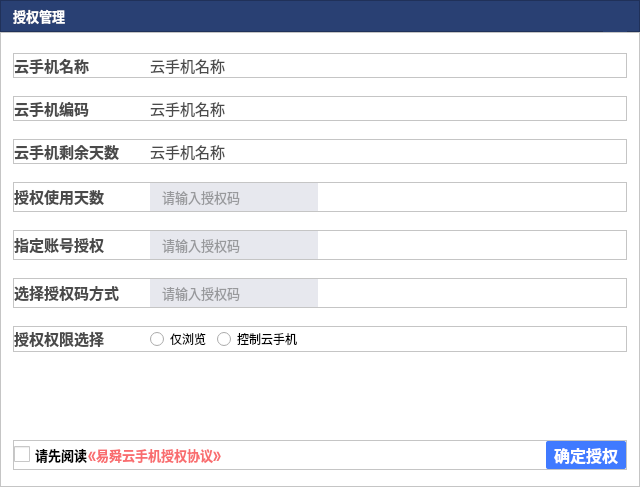
The window that addauthorizationdialog.ui (ZhouMei20220810/TEST) describes before a commit, drawn with Qt 5.
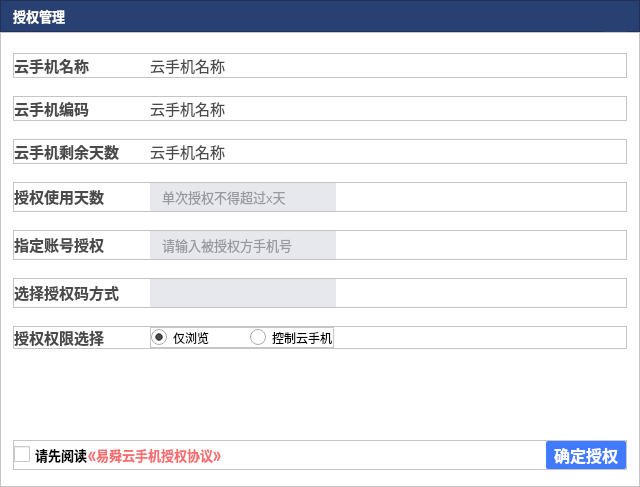
The same window after the commit. Icons and pictures are not drawn.

Commit message: 备份UI

Patch:
```diff
--- a/addauthorizationdialog.ui
+++ b/addauthorizationdialog.ui
@@ -670,13 +670,13 @@
           <widget class="QLineEdit" name="lineEditAuthorCode">
            <property name="minimumSize">
             <size>
-             <width>168</width>
+             <width>186</width>
              <height>28</height>
             </size>
            </property>
            <property name="maximumSize">
             <size>
-             <width>168</width>
+             <width>186</width>
              <height>28</height>
             </size>
            </property>
@@ -695,7 +695,7 @@
             <enum>QLineEdit::Normal</enum>
            </property>
            <property name="placeholderText">
-            <string>请输入授权码</string>
+            <string>单次授权不得超过x天</string>
            </property>
           </widget>
          </item>
@@ -768,13 +768,13 @@
           <widget class="QLineEdit" name="lineEditAuthorCode_2">
            <property name="minimumSize">
             <size>
-             <width>168</width>
+             <width>186</width>
              <height>28</height>
             </size>
            </property>
            <property name="maximumSize">
             <size>
-             <width>168</width>
+             <width>186</width>
              <height>28</height>
             </size>
            </property>
@@ -793,7 +793,7 @@
             <enum>QLineEdit::Normal</enum>
            </property>
            <property name="placeholderText">
-            <string>请输入授权码</string>
+            <string>请输入被授权方手机号</string>
            </property>
           </widget>
          </item>
@@ -822,6 +822,9 @@
          <enum>QFrame::Raised</enum>
         </property>
         <layout class="QHBoxLayout" name="horizontalLayout_8">
+         <property name="spacing">
+          <number>6</number>
+         </property>
          <property name="leftMargin">
           <number>0</number>
          </property>
@@ -863,35 +866,63 @@
           </widget>
          </item>
          <item>
-          <widget class="QLineEdit" name="lineEditAuthorCode_3">
+          <widget class="QComboBox" name="comboBoxMethod">
            <property name="minimumSize">
             <size>
-             <width>168</width>
+             <width>186</width>
              <height>28</height>
             </size>
            </property>
            <property name="maximumSize">
             <size>
-             <width>168</width>
+             <width>186</width>
              <height>28</height>
             </size>
            </property>
            <property name="font">
             <font>
-             <pointsize>10</pointsize>
+             <pointsize>9</pointsize>
             </font>
            </property>
            <property name="styleSheet">
-            <string notr="true">border:none;
-color:#FF4A4A4A;
-background-color: #FFE7E8EE;
-padding-left:10px;</string>
-           </property>
-           <property name="echoMode">
-            <enum>QLineEdit::Normal</enum>
-           </property>
-           <property name="placeholderText">
-            <string>请输入授权码</string>
+            <string notr="true">QComboBox{
+background-color:#E7E8EE;
+border:none;
+}
+
+QComboBox::down-arrow {
+	image: url(:/login/resource/login/ico_down.png);
+	height:30px;width:15px;
+background-color:#E7E8EE;
+border:none;
+} 
+QComboBox::drop-down{
+	border:none;
+padding-right:5px;
+	background-color: rgba(255, 255, 255, 0);
+} 
+QComboBox QAbstractItemView
+{
+	background:#FFFFFFFF;
+	border:1px solid rgba(228,228,228,1);
+	border-radius:0px 0px 5px 5px;
+	font-size:14px;
+	outline:0px;
+}
+QComboBox QAbstractItemView::item{
+	height:36px;
+	color:#FF666666;
+	padding-left:9px;
+	background-color:#FFFFFFFF;
+}
+QComboBox QAbstractItemView::item:hover{
+	color:#FFFFFFFF;
+	background-color:#FF409CE1;
+}
+QComboBox QAbstractItemView::item:selected{
+	color:#FFFFFFFF;
+	background-color:#FF409CE1;
+}</string>
            </property>
           </widget>
          </item>
@@ -913,6 +944,49 @@
       </item>
       <item>
        <widget class="QFrame" name="frame_9">
+        <property name="styleSheet">
+         <string notr="true">QCheckBox::indicator {
+     width: 16px;
+     height: 16px;
+ }
+
+ QCheckBox::indicator:unchecked {
+     image: url(:/login/resource/login/option_normal.png);
+ }
+
+ QCheckBox::indicator:unchecked:hover {
+     image: url(:/login/resource/login/option_normal.png);
+ }
+
+ QCheckBox::indicator:unchecked:pressed {
+     image: url(:/login/resource/login/option_normal.png);
+ }
+
+ QCheckBox::indicator:checked {
+     image: url(:/login/resource/login/option_select.png);
+ }
+
+ QCheckBox::indicator:checked:hover {
+     image: url(:/login/resource/login/option_select.png);
+ }
+
+ QCheckBox::indicator:checked:pressed {
+     image: url(:/login/resource/login/option_select.png);
+ }
+QRadioButton::indicator::unchecked
+{
+border-image:url(:/main/resource/main/radioUncheck.png);
+}
+QRadioButton::indicator::checked
+{
+border-image:url(:/main/resource/main/radioCheck.png);
+}
+QRadioButton::indicator
+{
+width:16px;
+height:16px;
+}</string>
+        </property>
         <property name="frameShape">
          <enum>QFrame::StyledPanel</enum>
         </property>
@@ -961,17 +1035,53 @@
           </widget>
          </item>
          <item>
-          <widget class="QRadioButton" name="radioButtonReadOnly">
-           <property name="text">
-            <string>仅浏览</string>
+          <widget class="QFrame" name="frame_11">
+           <property name="minimumSize">
+            <size>
+             <width>100</width>
+             <height>0</height>
+            </size>
            </property>
-          </widget>
-         </item>
-         <item>
-          <widget class="QRadioButton" name="radioButtonControl">
-           <property name="text">
-            <string>控制云手机</string>
+           <property name="frameShape">
+            <enum>QFrame::StyledPanel</enum>
            </property>
+           <property name="frameShadow">
+            <enum>QFrame::Raised</enum>
+           </property>
+           <layout class="QHBoxLayout" name="horizontalLayout_10">
+            <property name="spacing">
+             <number>40</number>
+            </property>
+            <property name="leftMargin">
+             <number>0</number>
+            </property>
+            <property name="topMargin">
+             <number>0</number>
+            </property>
+            <property name="rightMargin">
+             <number>0</number>
+            </property>
+            <property name="bottomMargin">
+             <number>0</number>
+            </property>
+            <item>
+             <widget class="QRadioButton" name="radioButtonReadOnly">
+              <property name="text">
+               <string>仅浏览</string>
+              </property>
+              <property name="checked">
+               <bool>true</bool>
+              </property>
+             </widget>
+            </item>
+            <item>
+             <widget class="QRadioButton" name="radioButtonControl">
+              <property name="text">
+               <string>控制云手机</string>
+              </property>
+             </widget>
+            </item>
+           </layout>
           </widget>
          </item>
          <item>
```
Left out of the diff: 4 changed lines with no effect on the pictures.
